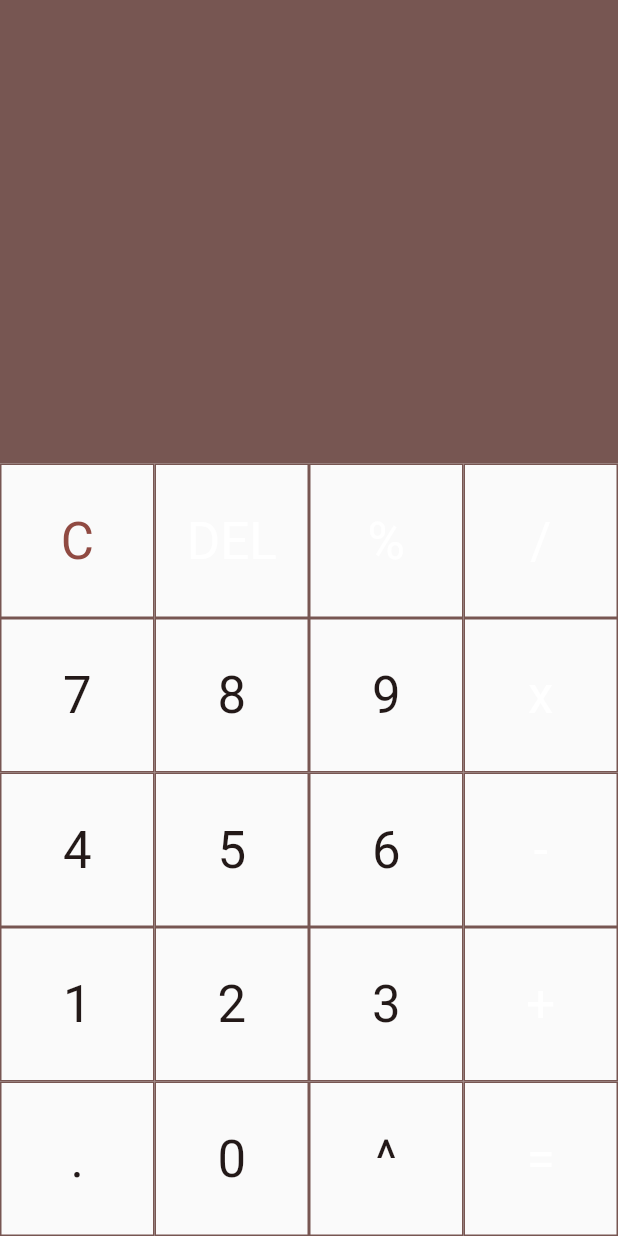
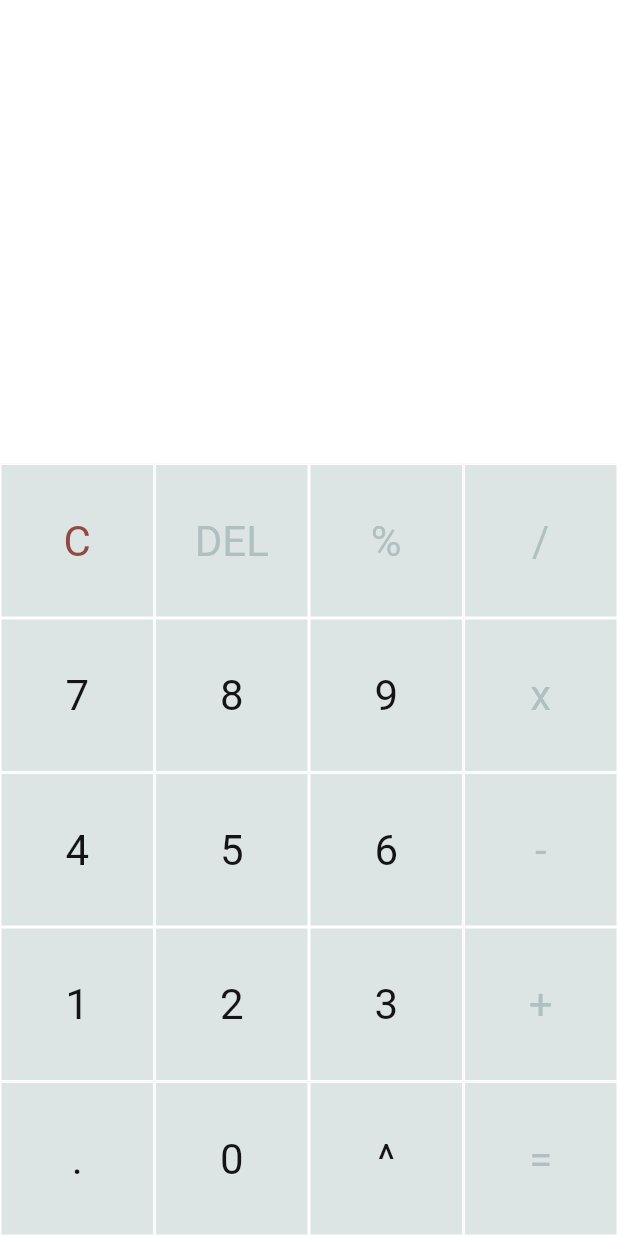
Before and after one commit to zTomz/Flutter-Samples, a Flutter app: the screen it shows after launch, on a phone screen of 412 x 824 dp. Run offline on Flutter 3.47's test engine with Material 3 defaults, Android fonts, the phone set to English and light mode, and no system bars.

Commit message:
Added light mode

```diff
--- a/Calculator/calculator/lib/calculator_page.dart
+++ b/Calculator/calculator/lib/calculator_page.dart
@@ -53,7 +53,7 @@ class _CalculatorPageState extends State<CalculatorPage> {
           Expanded(
             child: Container(
               padding: const EdgeInsets.all(32),
-              color: Theme.of(context).colorScheme.secondary,
+              color: Theme.of(context).colorScheme.background,
               alignment: Alignment.centerRight,
               child: Consumer(
                 builder: (context, CalculationProvider calculationProvider, _) {
@@ -88,8 +88,9 @@ class _CalculatorPageState extends State<CalculatorPage> {
               ),
             ),
           ),
-          SizedBox(
+          Container(
             height: (MediaQuery.of(context).size.width / 4) * 5,
+            color: Theme.of(context).colorScheme.secondary,
             child: GridView.builder(
               padding: EdgeInsets.zero,
               physics: const NeverScrollableScrollPhysics(),
@@ -107,7 +108,7 @@ class _CalculatorPageState extends State<CalculatorPage> {
                     alignment: Alignment.center,
                     decoration: BoxDecoration(
                       border: Border.all(
-                        color: Theme.of(context).colorScheme.secondary,
+                        color: Theme.of(context).colorScheme.background,
                       ),
                     ),
                     child: Text(
--- a/Calculator/calculator/lib/main.dart
+++ b/Calculator/calculator/lib/main.dart
@@ -24,16 +24,12 @@ class MyApp extends StatelessWidget {
     return MaterialApp(
       title: 'Calculator',
       theme: ThemeData(
-        colorScheme: ColorScheme.fromSeed(seedColor: Colors.red),
-        useMaterial3: false,
-      ),
-      darkTheme: ThemeData(
         colorScheme: ColorScheme.fromSeed(
-          seedColor: Colors.red,
-          brightness: Brightness.dark,
-          secondary: const Color(0xFF3A4655),
-          onSecondary: const Color(0xFF828E95),
-          background: const Color(0xFF323C4A),
+          seedColor: const Color(0xFFC94940),
+          secondary: const Color(0xFFDDE4E4),
+          onSecondary: const Color(0xFFB0BFBF),
+          background: const Color(0xFFFFFFFF),
+          onBackground: const Color(0xFF141414),
         ),
         textTheme: const TextTheme(
           headlineLarge: TextStyle(
@@ -41,7 +37,21 @@ class MyApp extends StatelessWidget {
             fontWeight: FontWeight.w300,
           ),
         ),
-        useMaterial3: true,
+      ),
+      darkTheme: ThemeData(
+        colorScheme: ColorScheme.fromSeed(
+          seedColor: Colors.red,
+          brightness: Brightness.dark,
+          secondary: const Color(0xFF323C4A),
+          onSecondary: const Color(0xFF828E95),
+          background: const Color(0xFF3A4655),
+        ),
+        textTheme: const TextTheme(
+          headlineLarge: TextStyle(
+            fontSize: 60,
+            fontWeight: FontWeight.w300,
+          ),
+        ),
       ),
       home: const CalculatorPage(),
     );
```
